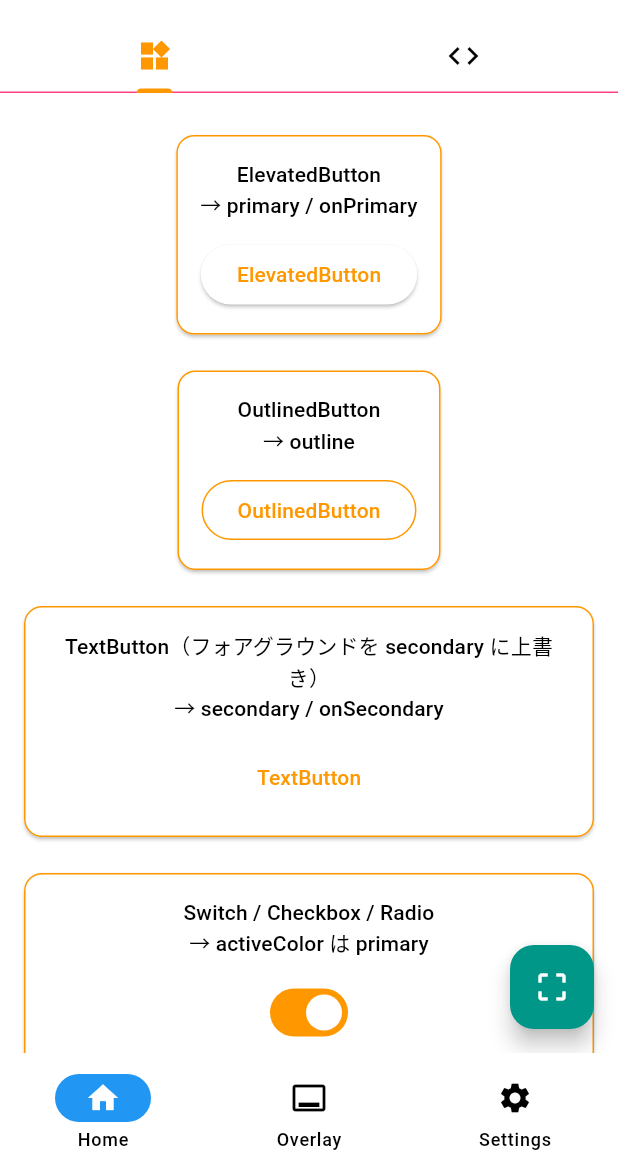
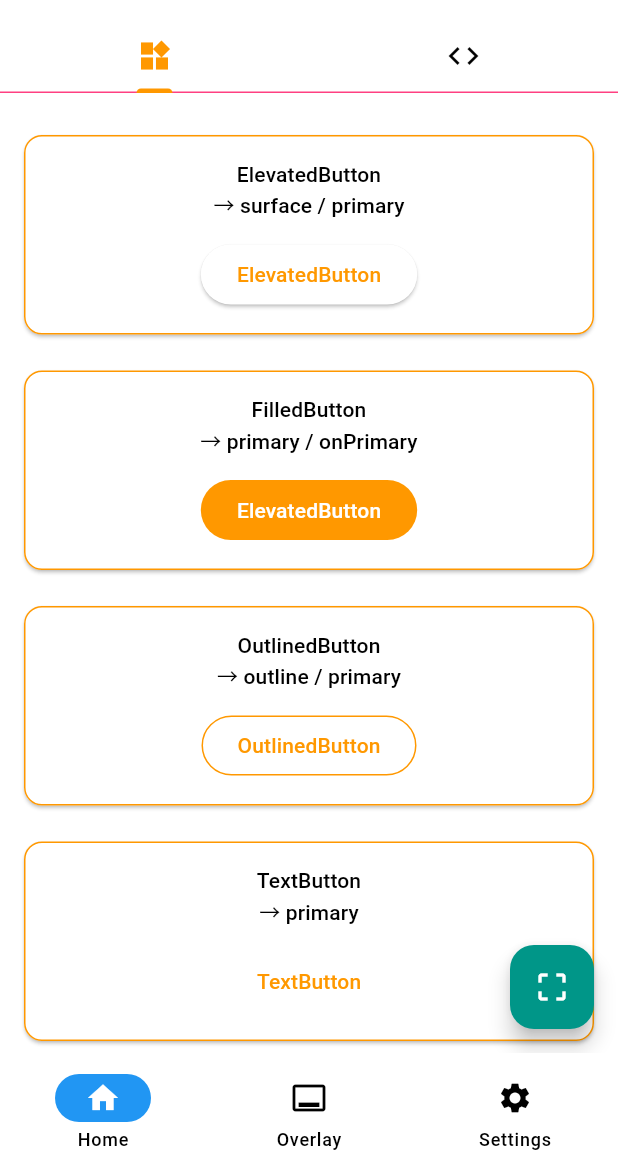
Before and after one commit to go5go69/flutter-color-scheme-sample, a Flutter app: the screen it shows after launch, on a phone screen of 412 x 824 dp, the part 63-1236 px from its top. Run offline on Flutter 3.47's test engine with Material 3 defaults, Android fonts, the phone set to English and light mode, and no system bars; our stand-ins replace flutter_colorpicker, flutter_riverpod.

Commit message:
widget_tabにfilledButtonを追加

```diff
--- a/lib/presentation/tab_content/widget_tab.dart
+++ b/lib/presentation/tab_content/widget_tab.dart
@@ -24,22 +24,28 @@ class _WidgetTabState extends State<WidgetTab> {
       child: Column(
         children: [
           Section(
-            title: 'ElevatedButton\n→ primary / onPrimary',
+            title: 'ElevatedButton\n→ surface / primary',
             child: ElevatedButton(
               onPressed: () {},
               child: const Text('ElevatedButton'),
             ),
           ),
           Section(
-            title: 'OutlinedButton\n→ outline',
+            title: 'FilledButton\n→ primary / onPrimary',
+            child: FilledButton(
+              onPressed: () {},
+              child: const Text('ElevatedButton'),
+            ),
+          ),
+          Section(
+            title: 'OutlinedButton\n→ outline / primary',
             child: OutlinedButton(
               onPressed: () {},
               child: const Text('OutlinedButton'),
             ),
           ),
           Section(
-            title:
-                'TextButton（フォアグラウンドを secondary に上書き）\n→ secondary / onSecondary',
+            title: 'TextButton\n→ primary',
             child: TextButton(
               onPressed: () {},
               child: const Text('TextButton'),
--- a/lib/presentation/widgets/section_card.dart
+++ b/lib/presentation/widgets/section_card.dart
@@ -15,8 +15,9 @@ class Section extends StatelessWidget {
         side: BorderSide(color: cs.outline),
         borderRadius: BorderRadius.circular(12),
       ),
-      child: Padding(
+      child: Container(
         padding: const EdgeInsets.all(16),
+        width: double.infinity,
         child: Column(
           children: [
             Text(
```
